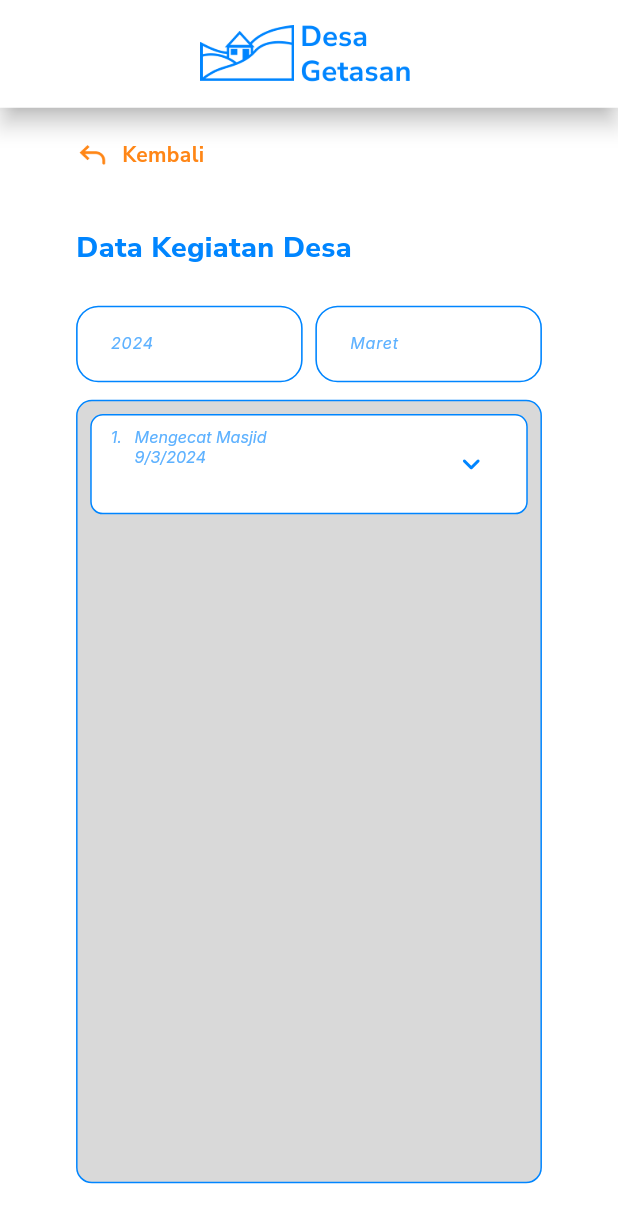
After one commit to dimassdoubles/FT20240317-GetasanApp, a Flutter app: the DaftarLaporanKegiatanDesaPage screen opened directly, on a phone screen of 412 x 824 dp. The commit adds this screen. Shown: the top 1223 px of the screen. Run offline on Flutter 3.47's test engine with Material 3 defaults, Android fonts, the phone set to English and light mode, and no system bars; our stand-ins replace flutter_easyloading, flutter_riverpod, flutter_screenutil, google_fonts.

Commit message:
feat: tampilan ui halaman daftar kegiatan desa

```diff
--- /dev/null
+++ b/lib/features/lapor_kegiatan_desa/presentation/page/daftar_laporan_kegiatan_desa_page.dart
@@ -0,0 +1,92 @@
+import 'package:flutter/material.dart';
+import 'package:flutter_riverpod/flutter_riverpod.dart';
+import 'package:flutter_screenutil/flutter_screenutil.dart';
+import 'package:getasan_app/features/common/constant/style/app_colors.dart';
+import 'package:getasan_app/features/common/constant/style/app_size.dart';
+import 'package:getasan_app/features/common/constant/style/app_texts.dart';
+import 'package:getasan_app/features/common/presentation/widget/app_back_button.dart';
+import 'package:getasan_app/features/common/presentation/widget/gaps.dart';
+import 'package:getasan_app/features/common/presentation/widget/getasan_app_bar.dart';
+import 'package:getasan_app/features/common/presentation/widget/input/text_input.dart';
+import 'package:getasan_app/features/common/presentation/widget/laporan_tile.dart';
+import 'package:getasan_app/features/lapor_kegiatan_desa/presentation/widget/detail_laporan_kegiatan_desa_list_item.dart';
+
+class DaftarLaporanKegiatanDesaPage extends ConsumerWidget {
+  const DaftarLaporanKegiatanDesaPage({super.key});
+
+  @override
+  Widget build(BuildContext context, WidgetRef ref) {
+    return Scaffold(
+      appBar: const GetasanAppBar(
+        isCenterLogo: true,
+      ),
+      body: Padding(
+        padding: EdgeInsets.symmetric(horizontal: AppSize.pagePadding),
+        child: Column(
+          crossAxisAlignment: CrossAxisAlignment.start,
+          children: [
+            AppBackButton(context),
+            Gaps.v36,
+            Text(
+              'Data Kegiatan Desa',
+              style: AppTexts.extraBold.copyWith(
+                fontSize: 19,
+                color: AppColors.primary,
+              ),
+            ),
+            Gaps.v24,
+            Row(
+              children: [
+                const Expanded(
+                  child: TextInput(
+                    hint: '2024',
+                    readOnly: true,
+                  ),
+                ),
+                Gaps.h8,
+                const Expanded(
+                  child: TextInput(
+                    hint: 'Maret',
+                    readOnly: true,
+                  ),
+                ),
+              ],
+            ),
+            Gaps.v12,
+            Expanded(
+              child: Container(
+                padding: EdgeInsets.all(8.w),
+                width: 1.sw,
+                height: 1.sh,
+                decoration: BoxDecoration(
+                  color: AppColors.neutral100,
+                  borderRadius: BorderRadius.circular(10.w),
+                  border: Border.all(color: AppColors.primary),
+                ),
+                child: const SingleChildScrollView(
+                  child: Column(
+                    mainAxisSize: MainAxisSize.max,
+                    children: [
+                      LaporanTile(
+                        no: '1.',
+                        title: 'Mengecat Masjid',
+                        date: '9/3/2024',
+                        child: DetailLaporanKegiatanDesaListItem(
+                          penanggungJawab: 'Irfan Maulana',
+                          waktu: '12:34',
+                          hasilKegiatan: 'Masjid jadi lebih cantik',
+                          kendala: 'Cat lama terlalu tebal',
+                        ),
+                      ),
+                    ],
+                  ),
+                ),
+              ),
+            ),
+            Gaps.v36,
+          ],
+        ),
+      ),
+    );
+  }
+}
```
Also changed, not shown: lib/features/lapor_kegiatan_desa/presentation/widget/detail_laporan_kegiatan_desa_list_item.dart (added, +54 -0 lines), lib/features/lapor_kegiatan_desa/presentation/widget/lapor_kegiatan_desa_user_view.dart (+9 -0 lines).
